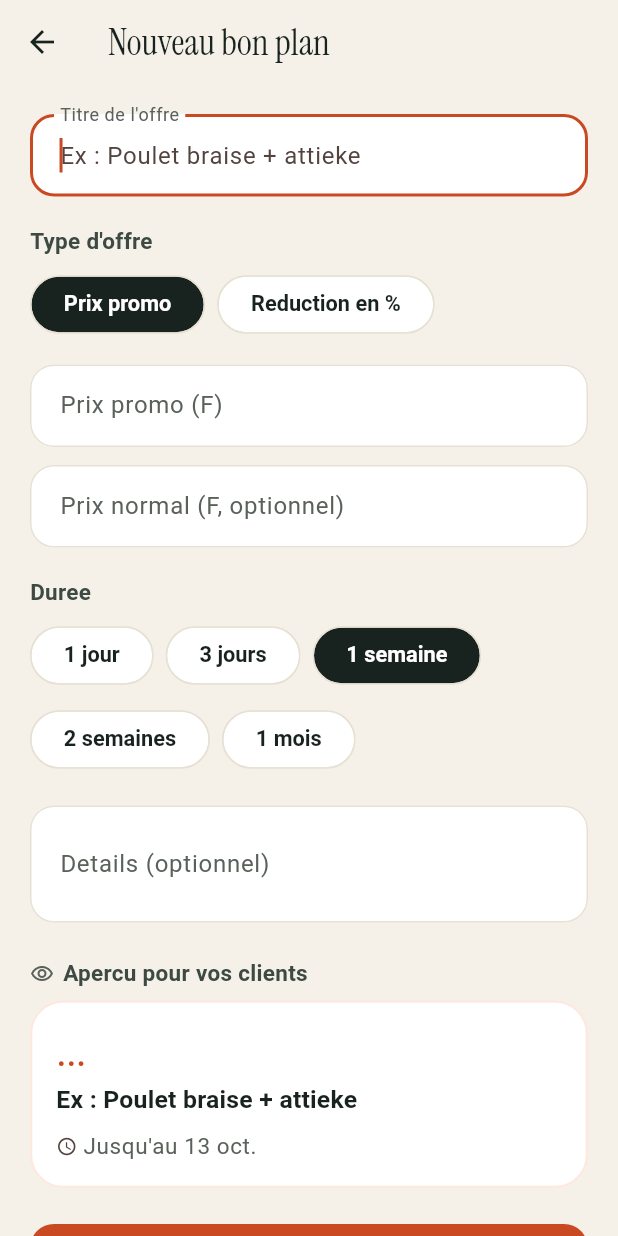
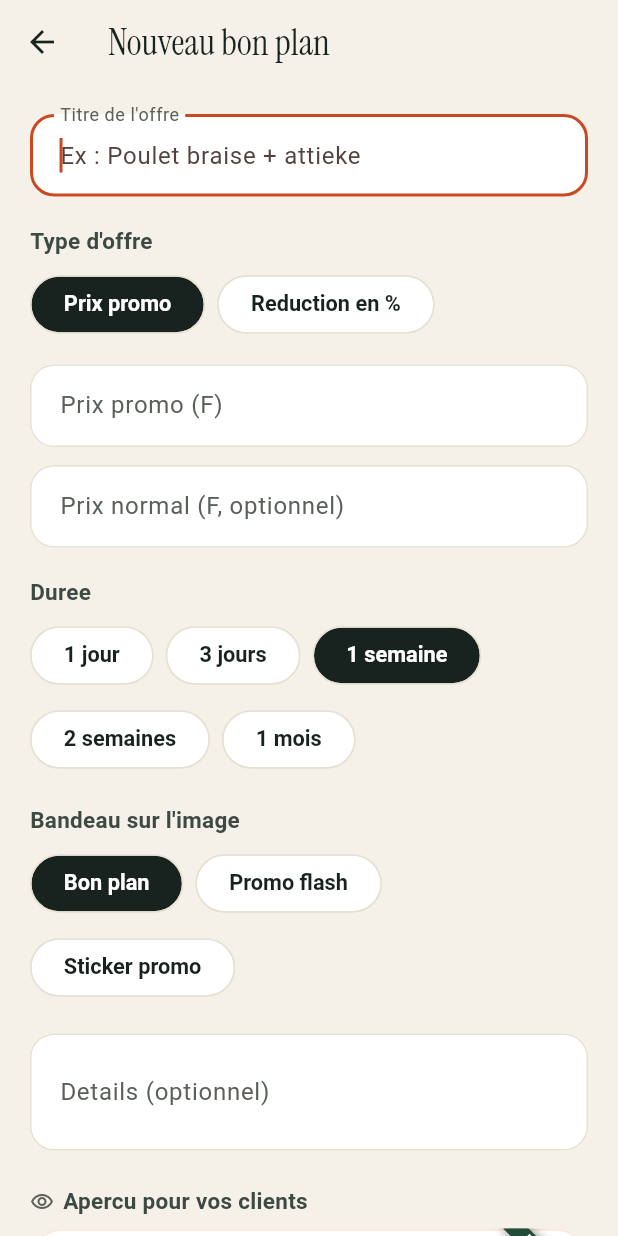
Before and after one commit to giss1408/djassa-App-retailer, a Flutter app: the NewDealScreen screen opened directly, on a phone screen of 412 x 824 dp. Run offline on Flutter 3.47's test engine with Material 3 defaults, Android fonts, the phone set to English and light mode, and no system bars; our stand-ins replace flutter_riverpod, flutter_secure_storage, geolocator, image_picker, qr_flutter, sqflite; accounts and stored records are empty.

Commit message:
Counter consent for customer numbers, deal banner picker, WhatsApp suggestions
- Consent box when a customer number is typed on a sale; stored in the
  offline queue (schema v3); older queued sales go without the number
- Choose the corner banner (bon plan, promo flash, sticker promo) when
  publishing a deal, shown on the preview and the deal list
- Suggerer une idee in the menu, free for shops (url_launcher)

Co-Authored-By: Claude Opus 5.5 <noreply@anthropic.com>

```diff
--- a/lib/core/data/sale_dao.dart
+++ b/lib/core/data/sale_dao.dart
@@ -27,6 +27,7 @@ class SaleDao {
       'type': sale.type,
       'recorded_at': sale.recordedAt.toUtc().millisecondsSinceEpoch,
       'customer_ref': sale.customerRef,
+      'customer_consent': sale.customerConsent ? 1 : 0,
       'server_id': sale.serverId,
       'sync_state': sale.syncState.storageValue,
       'attempt_count': sale.attemptCount,
@@ -192,6 +193,7 @@ class SaleDao {
         isUtc: true,
       ).toLocal(),
       customerRef: row['customer_ref'] as String?,
+      customerConsent: (row['customer_consent'] as int? ?? 0) == 1,
       serverId: row['server_id'] as int?,
       syncState: SaleSyncState.fromStorage(row['sync_state'] as String),
       attemptCount: (row['attempt_count'] as int?) ?? 0,
--- a/lib/core/data/sale_repository.dart
+++ b/lib/core/data/sale_repository.dart
@@ -45,6 +45,7 @@ class SaleRepository {
     required Money amount,
     required String type,
     String? customerRef,
+    bool customerConsent = false,
     DateTime? recordedAt,
   }) async {
     if (amount.isNegative || amount.isZero) {
@@ -58,6 +59,7 @@ class SaleRepository {
       type: type,
       recordedAt: recordedAt ?? DateTime.now(),
       customerRef: customerRef,
+      customerConsent: customerConsent,
     );
 
     final stored = await _dao.insert(sale);
--- a/lib/core/model/deal.dart
+++ b/lib/core/model/deal.dart
@@ -11,6 +11,7 @@ class Deal {
     this.discountPercent,
     this.price,
     this.originalPrice,
+    this.ribbon = DealRibbon.bonPlan,
   });
 
   factory Deal.fromJson(Map<String, Object?> json) => Deal(
@@ -20,6 +21,7 @@ class Deal {
         discountPercent: json['discount_percent'] as int?,
         price: json['price'] as int?,
         originalPrice: json['original_price'] as int?,
+        ribbon: DealRibbon.fromWire(json['ribbon'] as String?),
         endsAt: _parseUtc(json['ends_at'] as String),
         isFeatured: json['is_featured'] as bool? ?? false,
       );
@@ -34,6 +36,9 @@ class Deal {
   final int? originalPrice;
   final DateTime endsAt;
 
+  /// The corner banner customers see on the deal's image.
+  final DealRibbon ribbon;
+
   /// Promoted by Djassa (paid placement). The merchant cannot set this.
   final bool isFeatured;
 }
@@ -47,6 +52,7 @@ class DealDraft {
     this.discountPercent,
     this.price,
     this.originalPrice,
+    this.ribbon = DealRibbon.bonPlan,
   });
 
   final String title;
@@ -55,6 +61,7 @@ class DealDraft {
   final int? price;
   final int? originalPrice;
   final Duration duration;
+  final DealRibbon ribbon;
 
   /// The server's own rules, checked before sending so the merchant gets the
   /// answer without waiting on the network. Returns null when valid.
@@ -79,8 +86,23 @@ class DealDraft {
         if (discountPercent != null) 'discount_percent': discountPercent,
         if (price != null) 'price': price,
         if (originalPrice != null) 'original_price': originalPrice,
+        'ribbon': ribbon.wire,
         'ends_at': now.toUtc().add(duration).toIso8601String(),
       };
+}
+
+/// The corner banner on a deal's image in the customer app: a "bon plan", a
+/// flash sale, or the promo sticker. Only how the card looks, never the price.
+enum DealRibbon {
+  bonPlan('bon_plan'),
+  flash('flash'),
+  promo('promo');
+
+  const DealRibbon(this.wire);
+
+  final String wire;
+
+  static DealRibbon fromWire(String? value) => DealRibbon.values.firstWhere((r) => r.wire == value, orElse: () => DealRibbon.bonPlan);
 }
 
 /// The backend sends naive UTC timestamps.
--- a/lib/core/model/sale.dart
+++ b/lib/core/model/sale.dart
@@ -48,6 +48,7 @@ class Sale {
     this.attemptCount = 0,
     this.lastError,
     this.customerRef,
+    this.customerConsent = false,
     this.pointsAwarded,
   });
 
@@ -92,6 +93,10 @@ class Sale {
   /// so the customer earns this venue's points on the sale.
   final String? customerRef;
 
+  /// The merchant asked and the customer agreed that Djassa keeps their
+  /// number for points. Without it the number is not sent (see [toApiJson]).
+  final bool customerConsent;
+
   /// Points the server granted the customer, once the sale is accepted. Null
   /// while pending, or for a sale recorded before points existed.
   final int? pointsAwarded;
@@ -118,6 +123,7 @@ class Sale {
       attemptCount: attemptCount ?? this.attemptCount,
       lastError: clearLastError ? null : (lastError ?? this.lastError),
       customerRef: customerRef,
+      customerConsent: customerConsent,
       pointsAwarded: pointsAwarded ?? this.pointsAwarded,
     );
   }
@@ -143,12 +149,19 @@ class Sale {
         // version of this app may hold free text here; sending it would get
         // the whole sale rejected, and a rejected sale is money missing from
         // the merchant's books. Better to record it without the points.
-        if (_customerPhone != null) 'customer_phone': _customerPhone,
+        //
+        // Same for a number without the customer's consent (queued before
+        // this app asked for it): the server would refuse the sale for a
+        // number it has no consent for, so it goes without the number.
+        if (_customerPhone != null) ...{
+          'customer_phone': _customerPhone,
+          'customer_consent': true,
+        },
       };
 
   String? get _customerPhone {
     final ref = customerRef;
-    return ref == null ? null : normalizeIvorianPhone(ref);
+    return ref == null || !customerConsent ? null : normalizeIvorianPhone(ref);
   }
 
   /// The per-operation shape inside `POST /api/merchant/sales/sync`, which is
--- a/lib/features/new_deal_screen.dart
+++ b/lib/features/new_deal_screen.dart
@@ -7,6 +7,7 @@ import '../core/net/api_exception.dart';
 import '../core/providers.dart';
 import '../l10n/strings.dart';
 import '../ui/theme.dart';
+import '../ui/widgets.dart';
 import 'deals_screen.dart';
 
 enum _Kind { percent, price }
@@ -32,6 +33,7 @@ class _NewDealScreenState extends ConsumerState<NewDealScreen> {
   final _description = TextEditingController();
   _Kind _kind = _Kind.price;
   String _duration = '1 semaine';
+  DealRibbon _ribbon = DealRibbon.bonPlan;
   bool _busy = false;
   String? _error;
 
@@ -50,6 +52,7 @@ class _NewDealScreenState extends ConsumerState<NewDealScreen> {
         price: _kind == _Kind.price ? int.tryParse(_price.text) : null,
         originalPrice: _kind == _Kind.price ? int.tryParse(_original.text) : null,
         duration: Strings.dealDurations[_duration]!,
+        ribbon: _ribbon,
       );
 
   Future<void> _publish() async {
@@ -168,6 +171,21 @@ class _NewDealScreenState extends ConsumerState<NewDealScreen> {
                 ],
               ),
               const SizedBox(height: 20),
+              Text(Strings.dealRibbon, style: text.labelMedium),
+              const SizedBox(height: 8),
+              Wrap(
+                spacing: 8,
+                runSpacing: 8,
+                children: [
+                  for (final ribbon in DealRibbon.values)
+                    ChoiceChip(
+                      label: Text(Strings.ribbonChoices[ribbon.wire]!),
+                      selected: _ribbon == ribbon,
+                      onSelected: _busy ? null : (_) => setState(() => _ribbon = ribbon),
+                    ),
+                ],
+              ),
+              const SizedBox(height: 20),
               TextField(
                 controller: _description,
                 enabled: !_busy,
@@ -230,7 +248,9 @@ class _Preview extends StatelessWidget {
     final text = Theme.of(context).textTheme;
     final offer = dealOffer(draft.discountPercent, draft.price, draft.originalPrice);
     final ends = DateTime.now().add(draft.duration);
-    return Container(
+    return DealRibbonBanner(
+      ribbon: draft.ribbon,
+        child: Container(
         padding: const EdgeInsets.all(16),
         decoration: BoxDecoration(
           color: DjassaColors.surface,
@@ -257,6 +277,7 @@ class _Preview extends StatelessWidget {
             ),
           ],
         ),
+      ),
     );
   }
 }
--- a/lib/l10n/strings.dart
+++ b/lib/l10n/strings.dart
@@ -129,6 +129,10 @@ class Strings {
   static const customerHint = 'Numero de telephone';
   static const customerEarnsHint = 'Avec son numero, le client gagne des points chez vous.';
   static const customerPhoneInvalid = 'Numero invalide : 10 chiffres, par ex. 07 12 34 56 78.';
+  // Asked aloud at the counter, ticked by the merchant (Law 2013-450, art. 14).
+  static const customerConsent = "Le client accepte que Djassa garde son numero pour ses points";
+  static const customerConsentHint = 'Demandez-lui. Il pourra retirer son accord dans l\'app Djassa.';
+  static const customerConsentRequired = 'Demandez au client son accord et cochez la case, ou laissez le numero vide.';
   static const pointsShort = 'pts';
   static const save = 'Enregistrer';
   static const saving = 'Enregistrement...';
@@ -345,6 +349,14 @@ class Strings {
   static const promoPrice = 'Prix promo (F)';
   static const originalPrice = 'Prix normal (F, optionnel)';
   static const dealDuration = 'Duree';
+  static const dealRibbon = 'Bandeau sur l\'image';
+  static const ribbonBonPlan = 'BON PLAN';
+  static const ribbonFlash = 'FLASH';
+  static const ribbonPromo = 'PROMO';
+  static const ribbonChoices = {'bon_plan': 'Bon plan', 'flash': 'Promo flash', 'promo': 'Sticker promo'};
+  // Suggestions to the Djassa team on WhatsApp: free for shops.
+  static const suggestions = 'Suggerer une idee';
+  static const suggestionsFailed = 'WhatsApp n\'a pas pu s\'ouvrir.';
   static const dealDescription = 'Details (optionnel)';
   static const dealDescriptionHint = 'Ex : le midi en semaine, dans la limite des stocks';
   static const preview = 'Apercu pour vos clients';
--- a/lib/ui/widgets.dart
+++ b/lib/ui/widgets.dart
@@ -1,5 +1,7 @@
 import 'package:flutter/material.dart';
 
+import '../core/model/deal.dart';
+import '../l10n/strings.dart';
 import 'theme.dart';
 
 /// Shared presentational pieces, mirroring djassa-App-user/lib/ui/widgets.dart
@@ -358,3 +360,41 @@ class LoadingCards extends StatelessWidget {
     );
   }
 }
+
+
+/// The diagonal corner banner customers see on a deal's image: green
+/// "BON PLAN", red "FLASH", or the yellow "PROMO" sticker. Same colours and
+/// words as the customer app's; the corner is whichever one the card leaves free.
+class DealRibbonBanner extends StatelessWidget {
+  const DealRibbonBanner({
+    super.key,
+    required this.ribbon,
+    required this.child,
+    this.radius = DjassaRadius.lg,
+    this.location = BannerLocation.topEnd,
+  });
+
+  final DealRibbon ribbon;
+  final Widget child;
+  final double radius;
+  final BannerLocation location;
+
+  @override
+  Widget build(BuildContext context) {
+    final (label, color, ink) = switch (ribbon) {
+      DealRibbon.bonPlan => (Strings.ribbonBonPlan, DjassaColors.green, Colors.white),
+      DealRibbon.flash => (Strings.ribbonFlash, DjassaColors.danger, Colors.white),
+      DealRibbon.promo => (Strings.ribbonPromo, const Color(0xFFFFC83D), DjassaColors.ink),
+    };
+    return ClipRRect(
+      borderRadius: BorderRadius.circular(radius),
+      child: Banner(
+        message: label,
+        location: location,
+        color: color,
+        textStyle: TextStyle(color: ink, fontSize: 9.5, fontWeight: FontWeight.w900, letterSpacing: 0.6, height: 1),
+        child: child,
+      ),
+    );
+  }
+}
--- a/pubspec.yaml
+++ b/pubspec.yaml
@@ -29,6 +29,9 @@ dependencies:
   http: ^1.2.2
   # MediaType for multipart uploads. Already a dependency of `http`.
   http_parser: ^4.0.2
+
+  # Opens WhatsApp for suggestions to the Djassa team (same as the customer app).
+  url_launcher: ^6.3.0
 
   # Where the error reporter keeps unsent reports between launches
   # (lib/core/monitoring/). Already compiled in through flutter_secure_storage,
```
Also changed, not shown: lib/core/data/database.dart (+9 -2 lines), lib/core/providers.dart (+12 -0 lines), lib/features/deals_screen.dart (+6 -1 lines), lib/features/home_screen.dart (+15 -2 lines), lib/features/record_sale_screen.dart (+20 -0 lines), pubspec.lock, 3 other files. Lines whose indentation alone changed are shown as unchanged.
